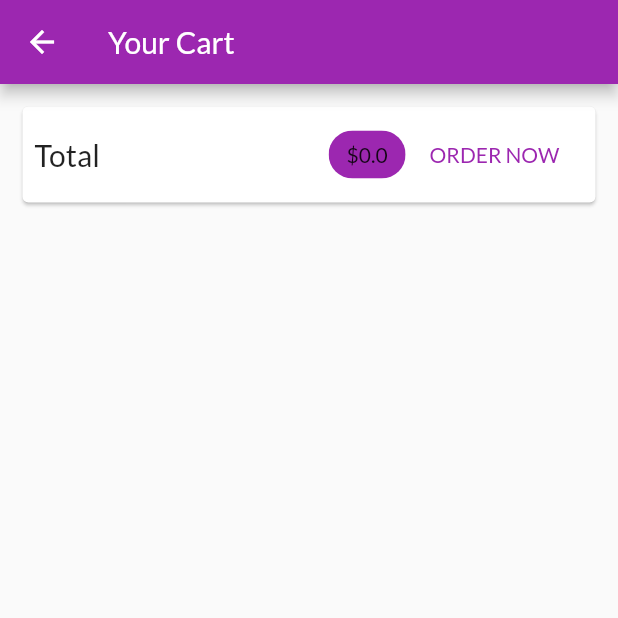
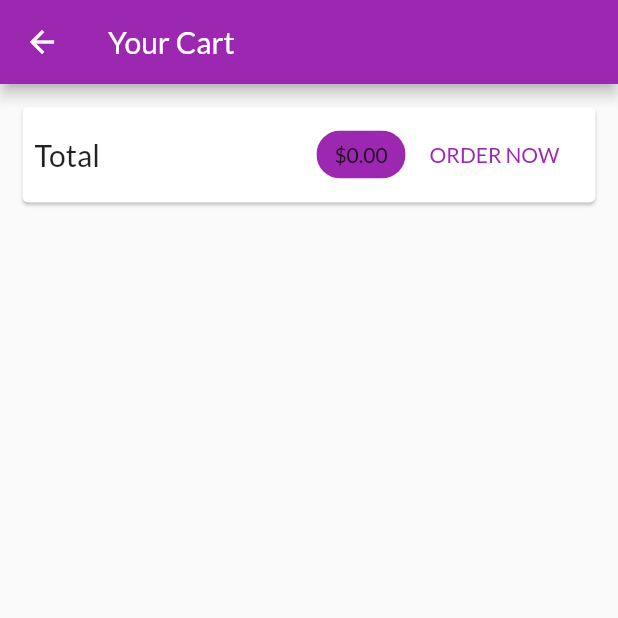
Before and after one commit to guzmanem/flutter__shop_app, a Flutter app: the CartScreen screen opened by its route, after a tap on "ORDER NOW", on a phone screen of 412 x 824 dp, the top half of it. Run offline on Flutter 3.47's test engine with Material 2 defaults, Android fonts, the phone set to English and light mode, and no system bars; network calls fail.

```diff
--- a/lib/screens/cart_screen.dart
+++ b/lib/screens/cart_screen.dart
@@ -31,7 +31,7 @@ class CartScreen extends StatelessWidget {
                   Spacer(),
                   Chip(
                     label: Text(
-                      '\$${cart.totalAmount}',
+                      '\$${cart.totalAmount.toStringAsFixed(2)}',
                       style: TextStyle(
                         color: Theme.of(context).textTheme.headline6.color,
                       ),
--- a/lib/widgets/order_item.dart
+++ b/lib/widgets/order_item.dart
@@ -1,13 +1,22 @@
+import 'dart:math';
+
 import 'package:flutter/material.dart';
 import 'package:intl/intl.dart';
 
 import '../providers/cart.dart';
 import '../providers/orders.dart' as ord;
 
-class OrderItem extends StatelessWidget {
+class OrderItem extends StatefulWidget {
   final ord.OrderItem order;
 
   OrderItem(this.order);
+
+  @override
+  State<OrderItem> createState() => _OrderItemState();
+}
+
+class _OrderItemState extends State<OrderItem> {
+  var _expanded = false;
 
   @override
   Widget build(BuildContext context) {
@@ -16,15 +25,52 @@ class OrderItem extends StatelessWidget {
       child: Column(
         children: [
           ListTile(
-            title: Text('\$${order.amount}'),
+            title: Text('\$${widget.order.amount}'),
             subtitle: Text(
-              DateFormat('dd/MM/yyyy hh:mm').format(order.dateTime),
+              DateFormat('dd/MM/yyyy hh:mm').format(widget.order.dateTime),
             ),
             trailing: IconButton(
-              icon: Icon(Icons.expand_more),
-              onPressed: () {},
+              icon: Icon(_expanded ? Icons.expand_less : Icons.expand_more),
+              onPressed: () {
+                setState(() {
+                  _expanded = !_expanded;
+                });
+              },
             ),
           ),
+          if (_expanded)
+            Container(
+              padding: EdgeInsets.symmetric(
+                horizontal: 14,
+                vertical: 4,
+              ),
+              height: min(widget.order.products.length * 20.0 + 20, 100),
+              child: ListView(
+                children: widget.order.products
+                    .map(
+                      (prod) => Row(
+                        mainAxisAlignment: MainAxisAlignment.spaceBetween,
+                        children: [
+                          Text(
+                            prod.title,
+                            style: TextStyle(
+                              fontSize: 18,
+                              fontWeight: FontWeight.bold,
+                            ),
+                          ),
+                          Text(
+                            '${prod.quantity}x \$${prod.price}',
+                            style: TextStyle(
+                              fontSize: 18,
+                              color: Colors.grey,
+                            ),
+                          )
+                        ],
+                      ),
+                    )
+                    .toList(),
+              ),
+            ),
         ],
       ),
     );
```
Also changed, not shown: lib/providers/cart.dart (+18 -0 lines), lib/widgets/product_item.dart (+23 -6 lines).
